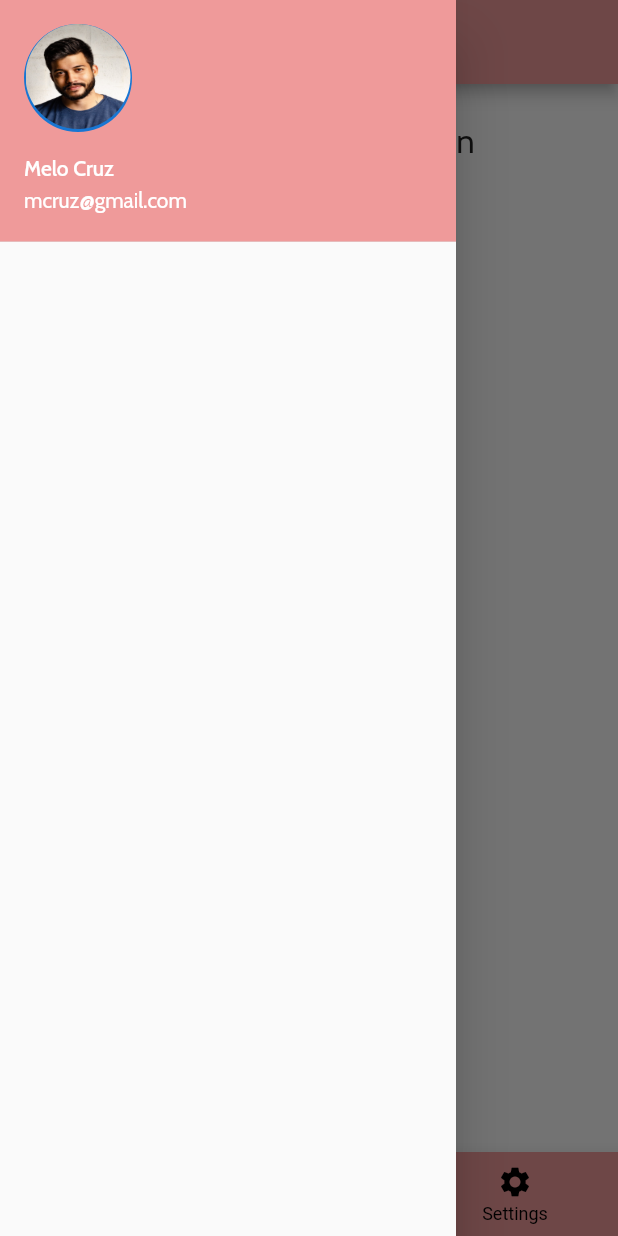
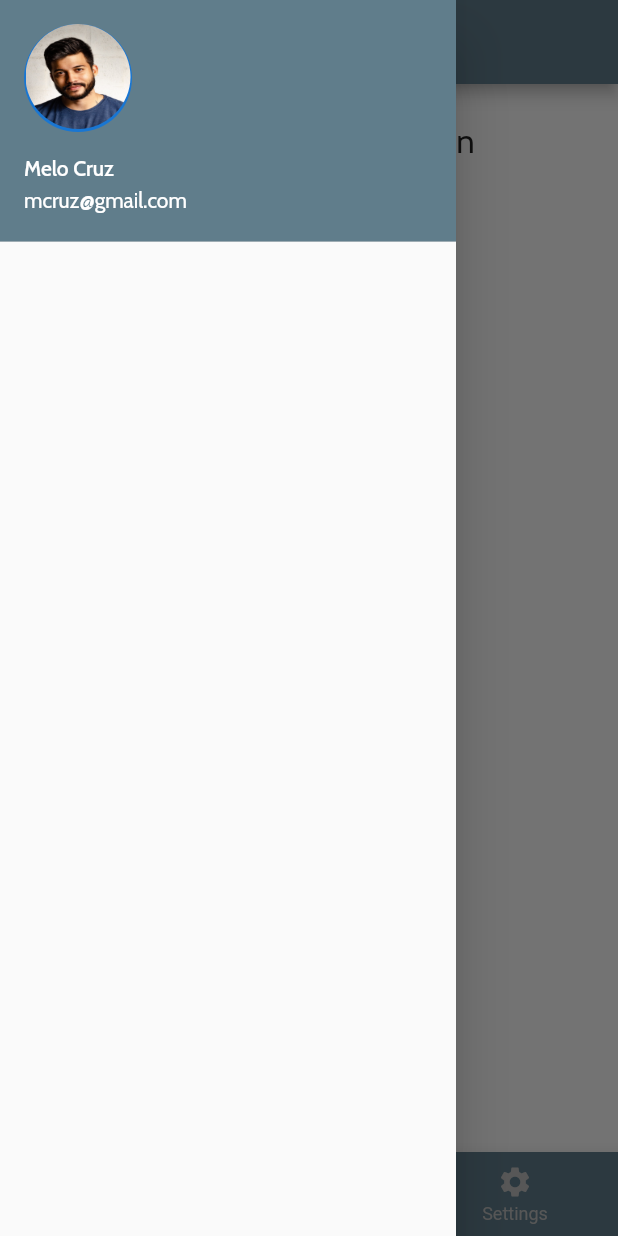
Before and after one commit to alu-rwa-prog-1/mini-project-1-iwanjo, a Flutter app: the screen it shows after launch, with the side drawer open, on a phone screen of 412 x 824 dp. Run offline on Flutter 3.47's test engine with Material 2 defaults, Android fonts, the phone set to English and light mode, and no system bars; our stand-ins replace google_fonts.

Commit message:
Changed colors and drawer

```diff
--- a/ALU_RWA_MiniProject1_Wk3/lib/Home.dart
+++ b/ALU_RWA_MiniProject1_Wk3/lib/Home.dart
@@ -9,7 +9,8 @@ class Home extends StatelessWidget {
   Widget build(BuildContext context) {
     return Scaffold(
       appBar: AppBar(
-        backgroundColor: Color(0xFFEF9A9A),
+        // backgroundColor: Color(0xFFEF9A9A),
+        backgroundColor: Color(0xFF607D8B),
         title: Text(
           "DoughnutNation",
           style: GoogleFonts.cabin(
@@ -19,9 +20,9 @@ class Home extends StatelessWidget {
         ),
       ),
       bottomNavigationBar: BottomNavigationBar(
-        backgroundColor: Color(0xFFEF9A9A),
+        backgroundColor: Color(0xFF607D8B),
         selectedItemColor: Colors.white,
-        unselectedItemColor: Colors.black,
+        unselectedItemColor: Colors.grey[400],
         currentIndex: 0,
         items: [
           BottomNavigationBarItem(
@@ -83,7 +84,7 @@ class _NavigateDrawerState extends State<NavigateDrawer> {
               style: GoogleFonts.cabin(),
             ),
             decoration: BoxDecoration(
-              color: Color(0xFFEF9A9A),
+              color: Color(0xFF607D8B),
             ),
             currentAccountPicture: CircleAvatar(
               child: Column(
```
